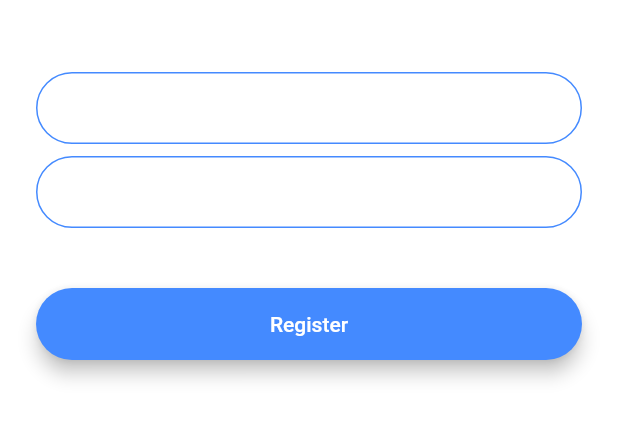
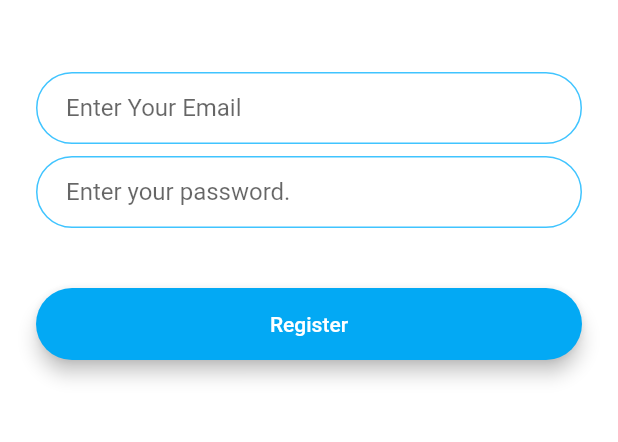
Before and after one commit to beingbivek/merochat, a Flutter app: the screen it shows after launch, after a tap on "Register", on a phone screen of 412 x 824 dp, the part 576-1018 px from its top. Run offline on Flutter 3.47's test engine with Material 2 defaults, Android fonts, the phone set to English and light mode, and no system bars; our stand-ins replace animated_text_kit.

Commit message:
New text animation and code refactoring

```diff
--- a/lib/constants.dart
+++ b/lib/constants.dart
@@ -17,3 +17,19 @@ const kMessageContainerDecoration = BoxDecoration(
     top: BorderSide(color: Colors.lightBlueAccent, width: 2.0),
   ),
 );
+
+const kTextFieldDecoration = InputDecoration(
+  hintText: 'Enter your password.',
+  contentPadding: EdgeInsets.symmetric(vertical: 10.0, horizontal: 20.0),
+  border: OutlineInputBorder(
+    borderRadius: BorderRadius.all(Radius.circular(32.0)),
+  ),
+  enabledBorder: OutlineInputBorder(
+    borderSide: BorderSide(color: Colors.lightBlueAccent, width: 1.0),
+    borderRadius: BorderRadius.all(Radius.circular(32.0)),
+  ),
+  focusedBorder: OutlineInputBorder(
+    borderSide: BorderSide(color: Colors.lightBlueAccent, width: 2.0),
+    borderRadius: BorderRadius.all(Radius.circular(32.0)),
+  ),
+);
--- a/lib/main.dart
+++ b/lib/main.dart
@@ -10,11 +10,6 @@ class FlashChat extends StatelessWidget {
   @override
   Widget build(BuildContext context) {
     return MaterialApp(
-      theme: ThemeData.dark().copyWith(
-        textTheme: TextTheme(
-          bodyText2: TextStyle(color: Colors.black54),
-        ),
-      ),
       initialRoute: WelcomeScreen.id,
       routes: {
         WelcomeScreen.id: (context) => WelcomeScreen(),
--- a/lib/screens/registration_screen.dart
+++ b/lib/screens/registration_screen.dart
@@ -1,3 +1,6 @@
+import 'package:flash_chat/constants.dart';
+import 'package:flash_chat/screens/chat_screen.dart';
+import 'package:flash_chat/widget.dart';
 import 'package:flutter/material.dart';
 
 class RegistrationScreen extends StatefulWidget {
@@ -31,22 +34,8 @@ class _RegistrationScreenState extends State<RegistrationScreen> {
               onChanged: (value) {
                 //Do something with the user input.
               },
-              decoration: InputDecoration(
-                hintText: 'Enter your email',
-                contentPadding:
-                    EdgeInsets.symmetric(vertical: 10.0, horizontal: 20.0),
-                border: OutlineInputBorder(
-                  borderRadius: BorderRadius.all(Radius.circular(32.0)),
-                ),
-                enabledBorder: OutlineInputBorder(
-                  borderSide: BorderSide(color: Colors.blueAccent, width: 1.0),
-                  borderRadius: BorderRadius.all(Radius.circular(32.0)),
-                ),
-                focusedBorder: OutlineInputBorder(
-                  borderSide: BorderSide(color: Colors.blueAccent, width: 2.0),
-                  borderRadius: BorderRadius.all(Radius.circular(32.0)),
-                ),
-              ),
+              decoration:
+                  kTextFieldDecoration.copyWith(hintText: 'Enter Your Email'),
             ),
             SizedBox(
               height: 8.0,
@@ -55,44 +44,15 @@ class _RegistrationScreenState extends State<RegistrationScreen> {
               onChanged: (value) {
                 //Do something with the user input.
               },
-              decoration: InputDecoration(
-                hintText: 'Enter your password',
-                contentPadding:
-                    EdgeInsets.symmetric(vertical: 10.0, horizontal: 20.0),
-                border: OutlineInputBorder(
-                  borderRadius: BorderRadius.all(Radius.circular(32.0)),
-                ),
-                enabledBorder: OutlineInputBorder(
-                  borderSide: BorderSide(color: Colors.blueAccent, width: 1.0),
-                  borderRadius: BorderRadius.all(Radius.circular(32.0)),
-                ),
-                focusedBorder: OutlineInputBorder(
-                  borderSide: BorderSide(color: Colors.blueAccent, width: 2.0),
-                  borderRadius: BorderRadius.all(Radius.circular(32.0)),
-                ),
-              ),
+              decoration: kTextFieldDecoration,
             ),
             SizedBox(
               height: 24.0,
             ),
-            Padding(
-              padding: EdgeInsets.symmetric(vertical: 16.0),
-              child: Material(
-                color: Colors.blueAccent,
-                borderRadius: BorderRadius.all(Radius.circular(30.0)),
-                elevation: 5.0,
-                child: MaterialButton(
-                  onPressed: () {
-                    //Implement registration functionality.
-                  },
-                  minWidth: 200.0,
-                  height: 42.0,
-                  child: Text(
-                    'Register',
-                    style: TextStyle(color: Colors.white),
-                  ),
-                ),
-              ),
+            RoundedButton(
+              colour: Colors.lightBlue,
+              titleText: 'Register',
+              onTap: () {},
             ),
           ],
         ),
--- a/lib/screens/welcome_screen.dart
+++ b/lib/screens/welcome_screen.dart
@@ -1,7 +1,9 @@
+import 'package:flash_chat/widget.dart';
 import 'package:flutter/material.dart';
 
 import 'login_screen.dart';
 import 'registration_screen.dart';
+import 'package:animated_text_kit/animated_text_kit.dart';
 
 class WelcomeScreen extends StatefulWidget {
   static const String id = 'welcome';
@@ -66,53 +68,35 @@ class _WelcomeScreenState extends State<WelcomeScreen>
                     height: 60.0,
                   ),
                 ),
-                Text(
+                AnimatedTextKit(
+                  animatedTexts: [
+                    TypewriterAnimatedText(
                       'Mero Chat',
-                  style: TextStyle(
+                      textStyle: TextStyle(
                         fontSize: 45.0,
                         fontWeight: FontWeight.w900,
                       ),
                     ),
                   ],
                 ),
+              ],
+            ),
             SizedBox(
               height: 48.0,
             ),
-            Padding(
-              padding: EdgeInsets.symmetric(vertical: 16.0),
-              child: Material(
-                elevation: 5.0,
-                color: Colors.lightBlueAccent,
-                borderRadius: BorderRadius.circular(30.0),
-                child: MaterialButton(
-                  onPressed: () {
+            RoundedButton(
+              colour: Colors.lightBlueAccent,
+              titleText: 'Log In',
+              onTap: () {
                 Navigator.pushNamed(context, LoginScreen.id);
               },
-                  minWidth: 200.0,
-                  height: 42.0,
-                  child: Text(
-                    'Log In',
             ),
-                ),
-              ),
-            ),
-            Padding(
-              padding: EdgeInsets.symmetric(vertical: 16.0),
-              child: Material(
-                color: Colors.blueAccent,
-                borderRadius: BorderRadius.circular(30.0),
-                elevation: 5.0,
-                child: MaterialButton(
-                  onPressed: () {
+            RoundedButton(
+              colour: Colors.lightBlue,
+              titleText: 'Register',
+              onTap: () {
                 Navigator.pushNamed(context, RegistrationScreen.id);
               },
-                  minWidth: 200.0,
-                  height: 42.0,
-                  child: Text(
-                    'Register',
-                  ),
-                ),
-              ),
             ),
           ],
         ),
--- /dev/null
+++ b/lib/widget.dart
@@ -0,0 +1,29 @@
+import 'package:flutter/material.dart';
+
+class RoundedButton extends StatelessWidget {
+  RoundedButton({this.colour, this.titleText, this.onTap});
+  final Color colour;
+  final String titleText;
+  final Function onTap;
+
+  @override
+  Widget build(BuildContext context) {
+    return Padding(
+      padding: EdgeInsets.symmetric(vertical: 16.0),
+      child: Material(
+        elevation: 5.0,
+        color: colour,
+        borderRadius: BorderRadius.circular(30.0),
+        child: MaterialButton(
+          onPressed: onTap,
+          minWidth: 200.0,
+          height: 42.0,
+          child: Text(
+            titleText,
+            style: TextStyle(color: Colors.white),
+          ),
+        ),
+      ),
+    );
+  }
+}
--- a/pubspec.yaml
+++ b/pubspec.yaml
@@ -11,6 +11,7 @@ dependencies:
     sdk: flutter
 
   cupertino_icons: ^0.1.2
+  animated_text_kit: ^4.2.1
 
 dev_dependencies:
   flutter_test:
```
Also changed, not shown: lib/screens/login_screen.dart (+9 -53 lines), pubspec.lock, 1 other file. Lines whose indentation alone changed are shown as unchanged.
